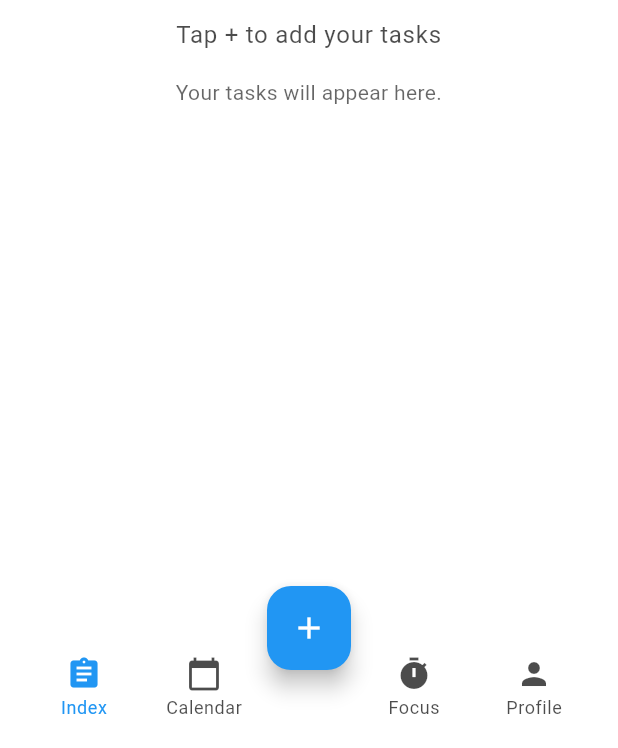
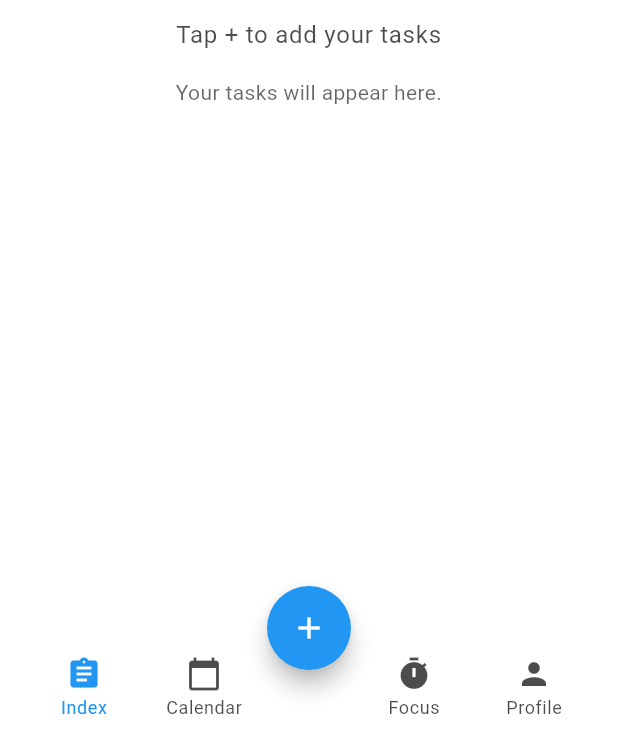
Before and after one commit to lovish1311/To-do, a Flutter app: the screen it shows after launch, after a tap on "Skip", on a phone screen of 412 x 824 dp, the part 488-1236 px from its top. Run offline on Flutter 3.47's test engine with Material 3 defaults, Android fonts, the phone set to English and light mode, and no system bars; our stand-ins replace firebase_auth, firebase_core, flutter_local_notifications, flutter_native_timezone, flutter_screenutil, flutter_svg and 7 more; accounts and stored records are empty; network calls fail; statements that could not run were skipped.

```diff
--- a/lib/views/screens/app_shell.dart
+++ b/lib/views/screens/app_shell.dart
@@ -59,6 +59,7 @@ class AppShell extends StatelessWidget {
         // onPressed: () => context.push(AppConstants.loginPath)
         ,
         child: const Icon(Icons.add),
+        shape: CircleBorder(),
       )
           : null,
       floatingActionButtonLocation: FloatingActionButtonLocation.centerDocked,
```
